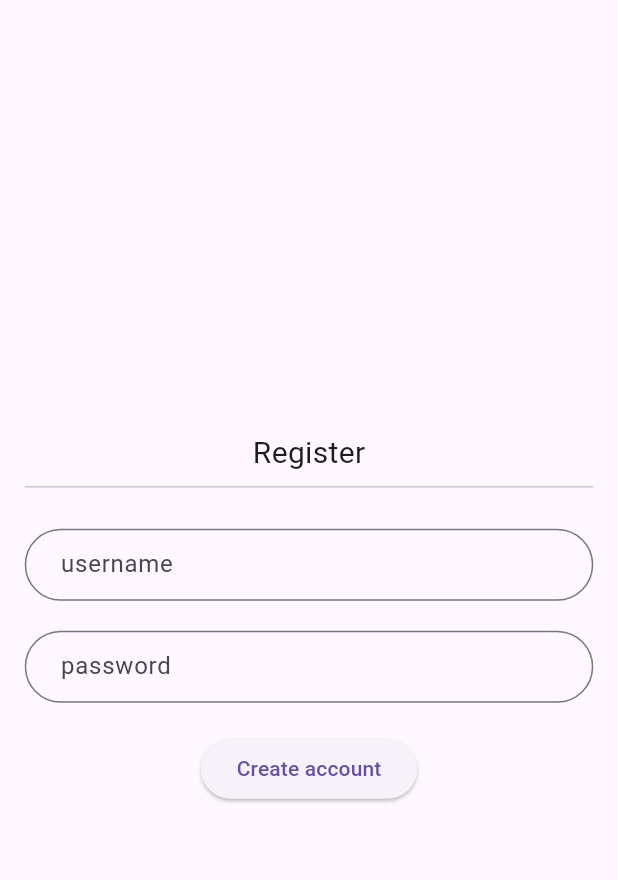
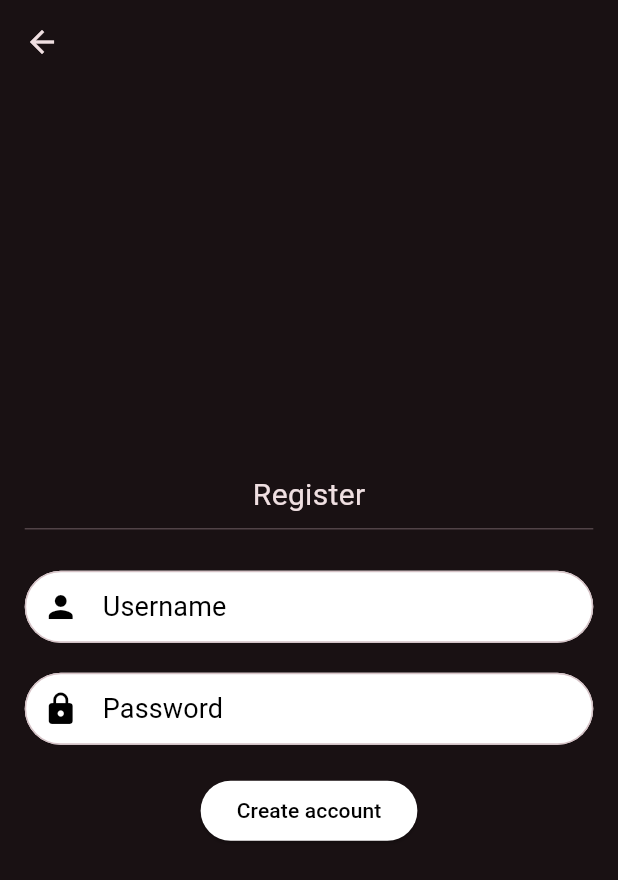
Before and after one commit to Mayankk074/ecommerce, a Flutter app: the screen it shows after launch, after a tap on "Register", on a phone screen of 412 x 824 dp. Shown: the top 880 px of the screen. Run offline on Flutter 3.47's test engine with Material 3 defaults, Android fonts, the phone set to English and light mode, and no system bars; our stand-ins replace flutter_secure_storage, image_picker; missing offline and left inert: dart:ffi; network calls fail.

Commit message:
Added Product Details page, added delete feature and used The ThemeData widget in MaterialApp

```diff
--- a/frontend/lib/main.dart
+++ b/frontend/lib/main.dart
@@ -3,6 +3,7 @@ import 'package:ecommerce/page/auth/Authenticate.dart';
 import 'package:ecommerce/page/auth/login.dart';
 import 'package:ecommerce/page/auth/register.dart';
 import 'package:ecommerce/page/auth/wrapper.dart';
+import 'package:ecommerce/page/home/homebody/productDetails.dart';
 import 'package:ecommerce/service/authService.dart';
 import 'package:flutter/material.dart';
 import 'package:provider/provider.dart';
@@ -30,11 +31,48 @@ class _MyAppState extends State<MyApp> {
       value: widget.authservice.authStateChanges,
       initialData: null,
       child: MaterialApp(
+        theme: ThemeData(
+          // Define the default brightness and colors.
+          colorScheme: ColorScheme.fromSeed(
+            seedColor: Colors.black,
+            // ···
+            brightness: Brightness.dark,
+          ),
+          inputDecorationTheme: const InputDecorationTheme(
+              contentPadding: EdgeInsets.symmetric(vertical: 10, horizontal: 20),
+              // hintText: "Enter you product name",
+              border: OutlineInputBorder(
+                  borderRadius:  BorderRadius.all(Radius.circular(30.0))
+              ),
+            fillColor: Colors.white,
+            filled: true,
+            prefixIconColor: Colors.black,
+            hintStyle: TextStyle(
+              color: Colors.black,
+            ),
+          ),
+            // Define the default `TextTheme`. Use this to specify the default
+            // text styling for headlines, titles, bodies of text, and more.
+            textTheme: const TextTheme(
+              titleSmall: TextStyle(
+                fontSize: 18,
+                fontWeight: FontWeight.normal,
+                color: Colors.black
+              ),
+            ),
+          elevatedButtonTheme: ElevatedButtonThemeData(
+            style: ButtonStyle(
+              backgroundColor: WidgetStateProperty.all<Color>(Colors.white),
+              foregroundColor: const WidgetStatePropertyAll(Colors.black)
+            )
+          )
+        ),
         home: Wrapper(authservice: widget.authservice,),
         routes: {
           "/wrapper": (context) => Authenticate(authservice: widget.authservice,),
           "/login": (context) => Login(authservice: widget.authservice,),
-          "/register": (context) => Register(authservice: widget.authservice)
+          "/register": (context) => Register(authservice: widget.authservice),
+          "/productDetails": (context) => ProductDetails(),
         },
       ),
     );
--- a/frontend/lib/page/auth/register.dart
+++ b/frontend/lib/page/auth/register.dart
@@ -20,6 +20,7 @@ class _RegisterState extends State<Register> {
     double screenHeight=MediaQuery.of(context).size.height;
     double screenWidth=MediaQuery.of(context).size.width;
     return Scaffold(
+      appBar: AppBar(),
       body: Form(
         key: _formKey,
         child: Container(
@@ -36,15 +37,23 @@ class _RegisterState extends State<Register> {
               Divider(),
               const SizedBox(height: 20,),
               TextFormField(
-                  decoration: textInputDecoration.copyWith(hintText: "username"),
-                  validator: (val) => val!.isEmpty ? "Enter username" : null,
-                  onChanged: (val) => setState(() => username = val)
+                style: Theme.of(context).textTheme.titleSmall,
+                decoration: const InputDecoration(
+                    hintText: 'Username',
+                    prefixIcon: Icon(Icons.person)
+                ),
+                validator: (val) => val!.isEmpty ? "Enter username" : null,
+                onChanged: (val) => setState(() => username = val)
               ),
               const SizedBox(height: 20,),
               TextFormField(
-                  decoration: textInputDecoration.copyWith(hintText: "password"),
-                  validator: (val) => val!.isEmpty ? "Enter password" : null,
-                  onChanged: (val) => setState(() => password = val)
+                style: Theme.of(context).textTheme.titleSmall,
+                decoration: const InputDecoration(
+                    hintText: 'Password',
+                    prefixIcon: Icon(Icons.lock)
+                ),
+                validator: (val) => val!.isEmpty ? "Enter password" : null,
+                onChanged: (val) => setState(() => password = val)
               ),
               const SizedBox(height: 20,),
               ElevatedButton(
```
Also changed, not shown: frontend/lib/constants/constants.dart (+9 -3 lines), frontend/lib/model/product.dart (+1 -20 lines), frontend/lib/page/auth/Authenticate.dart (+7 -6 lines), frontend/lib/page/auth/login.dart (+12 -3 lines), frontend/lib/page/home/addProduct/addProduct.dart (+27 -9 lines), frontend/lib/page/home/homebody/homebody.dart (+1 -12 lines), frontend/lib/page/home/homebody/productDetails.dart (added, +110 -0 lines), frontend/lib/productTile.dart (+20 -28 lines), frontend/lib/service/productService.dart (+9 -0 lines), 1 other file.
